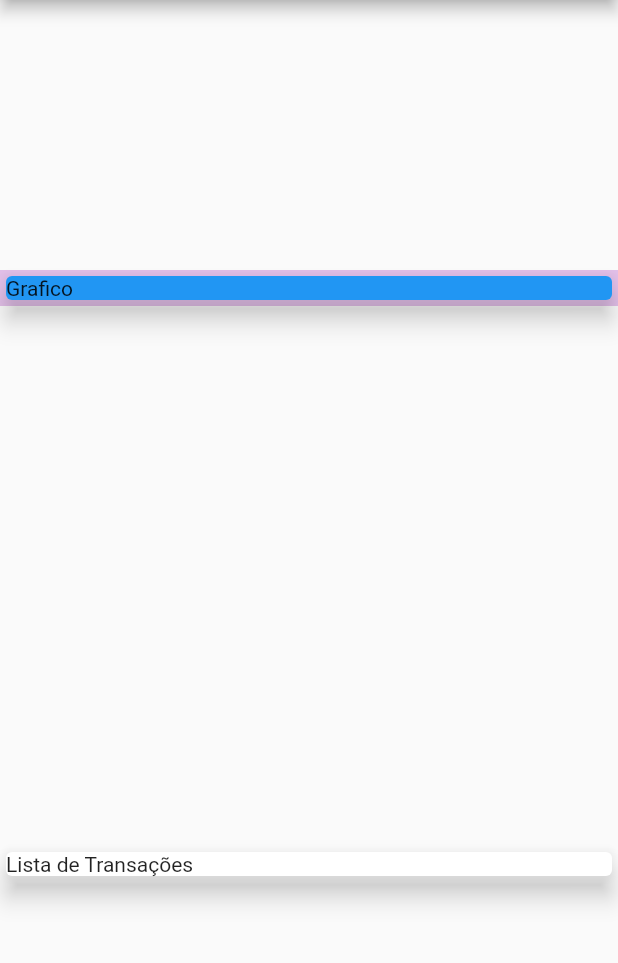
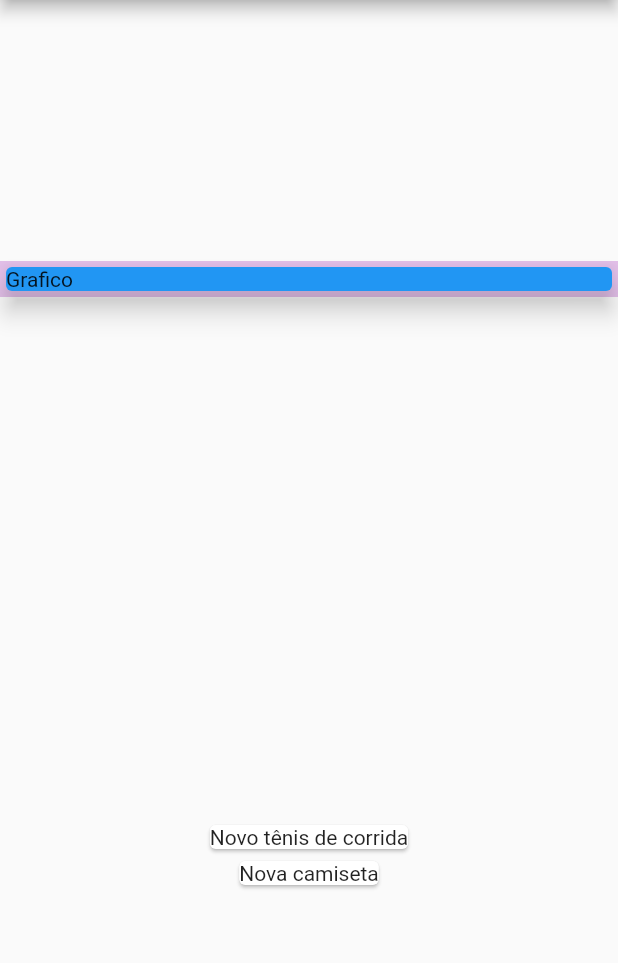
Before and after one commit to Thiago-CSantos/Flutter-appDespesas, a Flutter app: the screen it shows after launch, on a phone screen of 412 x 824 dp, the part 84-1047 px from its top. Run offline on Flutter 3.47's test engine with Material 2 defaults, Android fonts, the phone set to English and light mode, and no system bars.

```diff
--- a/lib/main.dart
+++ b/lib/main.dart
@@ -22,7 +22,7 @@ class ExpensesAPP extends StatelessWidget {
 class MyHomePage extends StatelessWidget {
   MyHomePage({super.key});
 
-  final List<Transaction> _transaction = [
+  final _transaction = [
     Transaction(
         id: 'T1',
         title: 'Novo tênis de corrida',
@@ -58,10 +58,15 @@ class MyHomePage extends StatelessWidget {
               child: Text('Grafico'),
             ),
           ),
-          const Card(
-            elevation: 7,
-            child: Text('Lista de Transações'),
-          )
+          Column(
+            children: <Widget>[
+              ..._transaction.map((transacao) {
+                return Card(
+                  child: Text(transacao.title),
+                );
+              }).toList()
+            ],
+          ),
         ],
       ),
     );
```
